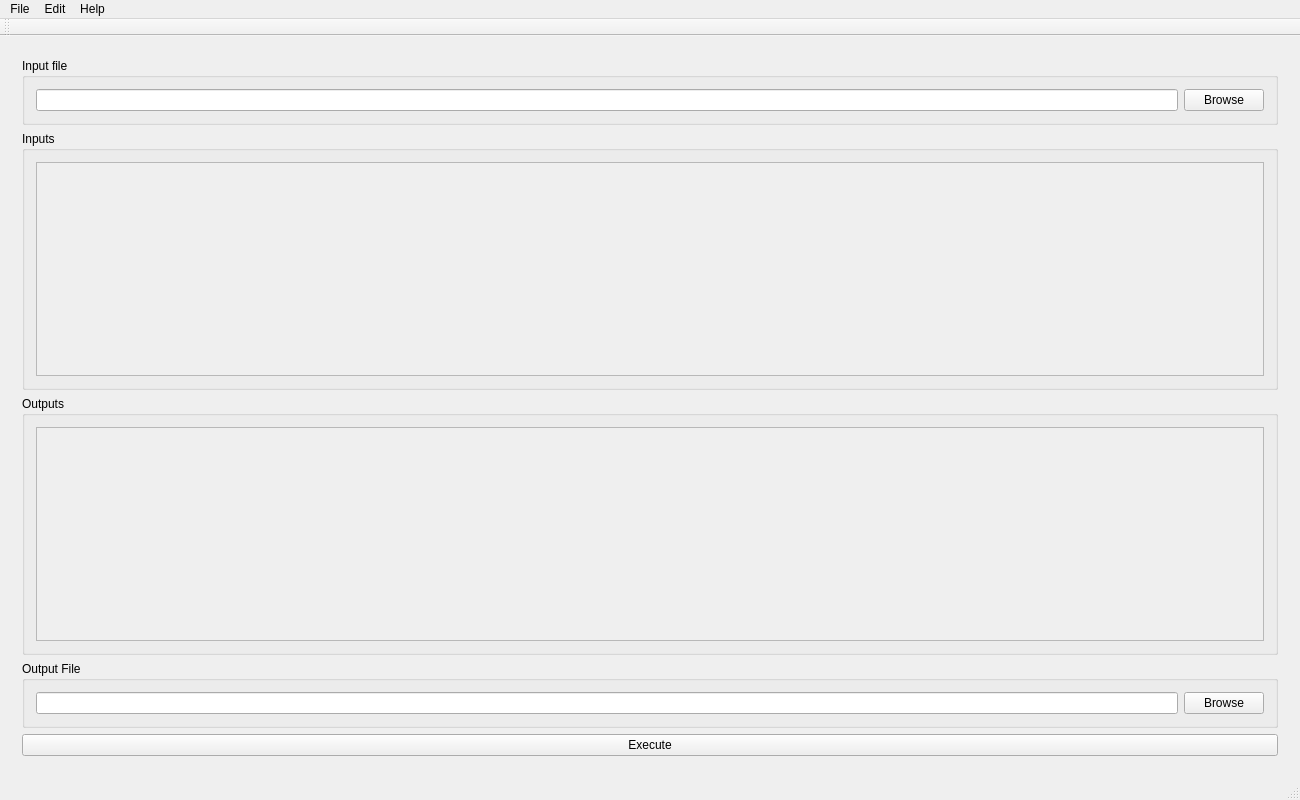
The window that ui/MainWindow.ui (JuBiotech/MooViE) describes before a commit, drawn with Qt 5.
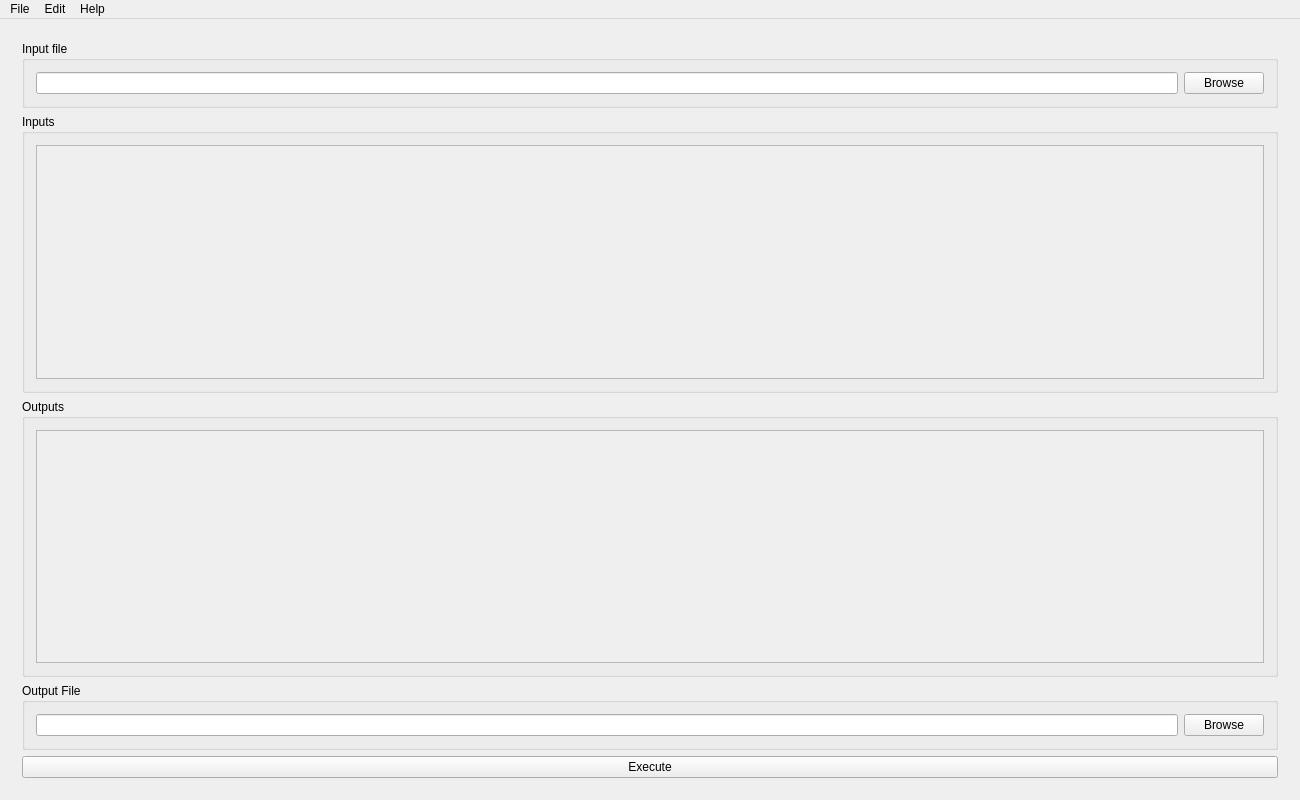
The same window after the commit.

Commit message: Remove unnecessary GUI elements

The edit to the form file:
```diff
--- a/ui/MainWindow.ui
+++ b/ui/MainWindow.ui
@@ -161,15 +161,6 @@
    <addaction name="menuEdit"/>
    <addaction name="menuHelp"/>
   </widget>
-  <widget class="QToolBar" name="mainToolBar">
-   <attribute name="toolBarArea">
-    <enum>TopToolBarArea</enum>
-   </attribute>
-   <attribute name="toolBarBreak">
-    <bool>false</bool>
-   </attribute>
-  </widget>
-  <widget class="QStatusBar" name="statusBar"/>
   <action name="actionConfiguration">
    <property name="text">
     <string>Configuration</string>
```
